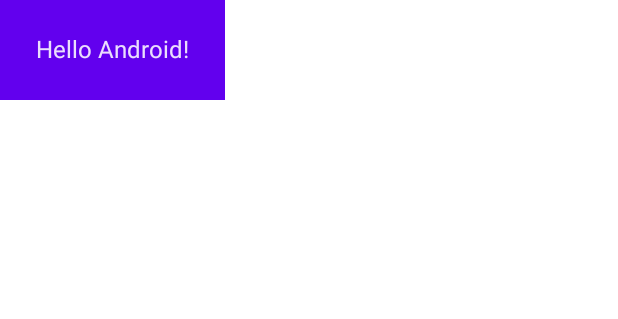
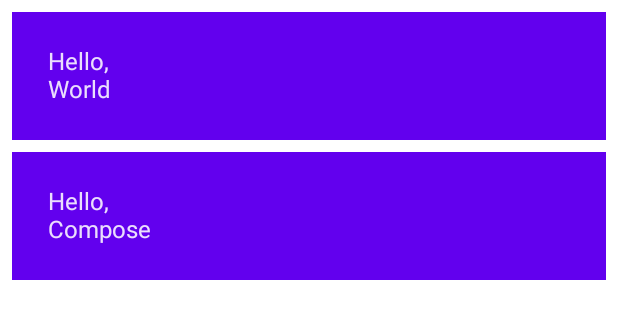
Before and after one commit to Augustinekan/Compose-Basics, an Android app built with Jetpack Compose: the @Preview function DefaultPreview, on a phone screen of 412 x 824 dp. Shown: the top 319 px of the screen. Run offline under Robolectric (Android 15) with nearby library versions, the phone set to English and light mode, and no system bars.

Commit message:
add list tiles

```diff
--- a/app/src/main/java/com/example/composebasics/MainActivity.kt
+++ b/app/src/main/java/com/example/composebasics/MainActivity.kt
@@ -3,7 +3,9 @@ package com.example.composebasics
 import android.os.Bundle
 import androidx.activity.ComponentActivity
 import androidx.activity.compose.setContent
+import androidx.compose.foundation.layout.Column
 import androidx.compose.foundation.layout.fillMaxSize
+import androidx.compose.foundation.layout.fillMaxWidth
 import androidx.compose.foundation.layout.padding
 import androidx.compose.material.MaterialTheme
 import androidx.compose.material.Surface
@@ -18,32 +20,50 @@ class MainActivity : ComponentActivity() {
     override fun onCreate(savedInstanceState: Bundle?) {
         super.onCreate(savedInstanceState)
         setContent {
-            ComposeBasicsTheme {
-                // A surface container using the 'background' color from the theme
-                Surface(
-                    modifier = Modifier.fillMaxSize(),
-                    color = MaterialTheme.colors.background
-                ) {
-                    Greeting("Android")
-                }
+            ComposeBasicsTheme() {
+                MyApp(modifier = Modifier.fillMaxSize())
             }
         }
     }
 }
 
-
+@Composable
+private fun MyApp(modifier: Modifier = Modifier, names: List<String> = listOf("World", "Compose")
+) {
+    Surface(
+        modifier = modifier,
+        color = MaterialTheme.colors.background
+    ) {
+        Column(
+            modifier = modifier.padding(vertical = 4.dp)
+        ) {
+            for(name in names){
+                Greeting(name)
+            }
+        }
+    }
+}
 
 @Composable
 fun Greeting(name: String) {
-    Surface(color = MaterialTheme.colors.primary) {
-        Text(text = "Hello $name!", modifier = Modifier.padding(24.dp))
+    Surface(color = MaterialTheme.colors.primary,modifier = Modifier.padding(vertical = 4.dp, horizontal = 8.dp)
+    ) {
+        Column(
+            modifier = Modifier
+                .padding(24.dp)
+                .fillMaxWidth(),
+
+        ) {
+            Text(text = "Hello,")
+            Text(text = name)
+        }
     }
 }
 
 @Preview(showBackground = true)
 @Composable
-fun DefaultPreview() {
+private fun DefaultPreview() {
     ComposeBasicsTheme {
-        Greeting("Android")
+        MyApp()
     }
 }
```
